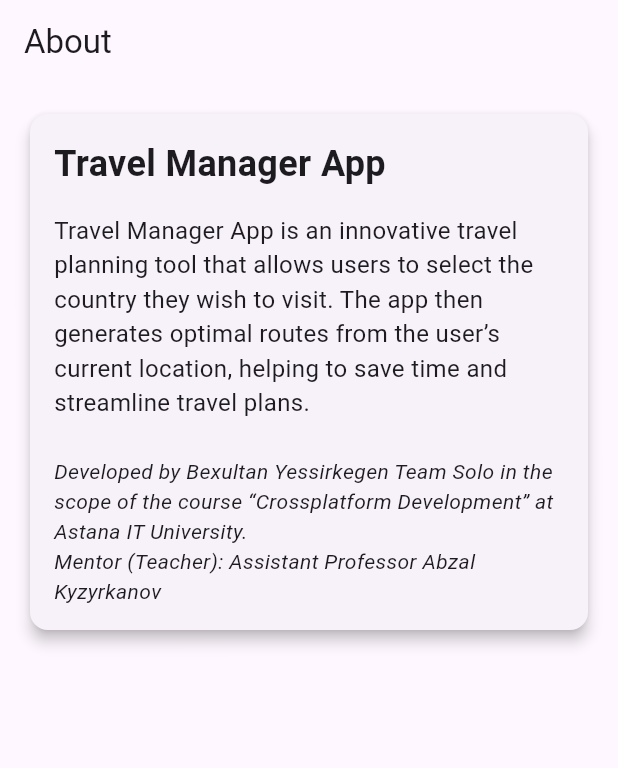
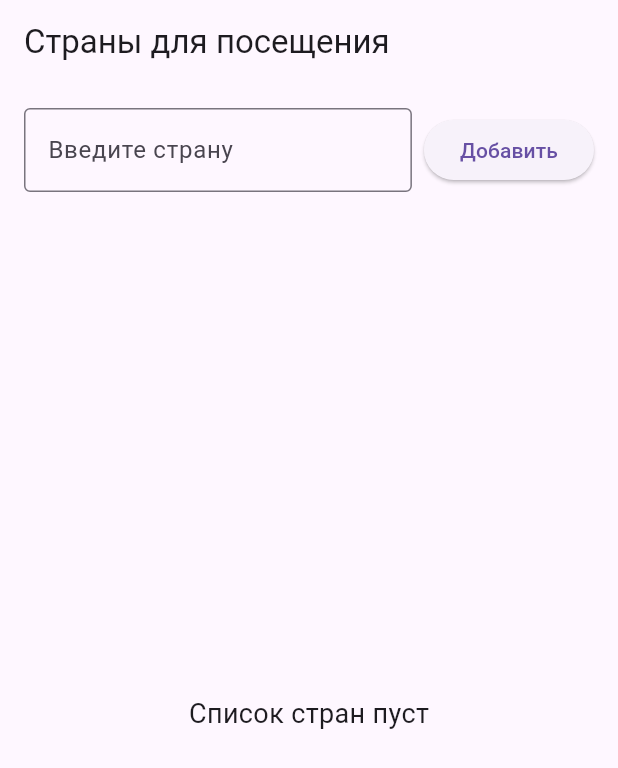
Before and after one commit to Yessirkegen/FlutterProject, a Flutter app: the screen it shows after launch, on a phone screen of 412 x 824 dp. Shown: the top 768 px of the screen. Run offline on Flutter 3.47's test engine with Material 3 defaults, Android fonts, the phone set to English and light mode, and no system bars.

Commit message:
main page

```diff
--- a/lib/main.dart
+++ b/lib/main.dart
@@ -1,75 +1,177 @@
 import 'package:flutter/material.dart';
 
 void main() {
-  runApp(const MyApp());
+  runApp(VisitCountriesApp());
 }
 
-class MyApp extends StatelessWidget {
-  const MyApp({Key? key}) : super(key: key);
-
+/// Основное приложение
+class VisitCountriesApp extends StatelessWidget {
   @override
   Widget build(BuildContext context) {
     return MaterialApp(
-      title: 'Travel Manager App',
+      title: 'Страны для посещения',
       theme: ThemeData(
-        useMaterial3: true, // Enabling Material Design 3
         primarySwatch: Colors.blue,
       ),
-      home: const AboutPage(),
-      debugShowCheckedModeBanner: false,
+      home: HomeScreen(),
     );
   }
 }
 
-class AboutPage extends StatelessWidget {
-  const AboutPage({Key? key}) : super(key: key);
+/// Главный экран приложения
+class HomeScreen extends StatefulWidget {
+  @override
+  _HomeScreenState createState() => _HomeScreenState();
+}
+
+class _HomeScreenState extends State<HomeScreen> {
+  // Контроллер для управления текстовым полем ввода
+  final TextEditingController _controller = TextEditingController();
+  // Список для хранения введённых пользователем стран
+  final List<String> _countries = [];
+
+  /// Метод для добавления новой страны в список
+  void _addCountry() {
+    String text = _controller.text.trim();
+    if (text.isNotEmpty) {
+      setState(() {
+        _countries.add(text);
+      });
+      _controller.clear();
+    }
+  }
 
   @override
   Widget build(BuildContext context) {
+    // Определяем ориентацию экрана через MediaQuery
+    var orientation = MediaQuery.of(context).orientation;
+    final bool isPortrait = orientation == Orientation.portrait;
+
     return Scaffold(
       appBar: AppBar(
-        title: const Text('About'),
+        title: const Text('Страны для посещения'),
       ),
-      body: SingleChildScrollView(
-        child: Padding(
+      // OrientationBuilder позволяет менять макет при изменении ориентации экрана
+      body: OrientationBuilder(
+        builder: (context, orientation) {
+          return Padding(
             padding: const EdgeInsets.all(16.0),
-          child: Card(
-            elevation: 4,
-            shape: RoundedRectangleBorder(
-              borderRadius: BorderRadius.circular(12),
+            child: isPortrait ? _buildPortraitLayout() : _buildLandscapeLayout(),
+          );
+        },
       ),
-            child: Padding(
-              padding: const EdgeInsets.all(16.0),
-              child: Column(
-                crossAxisAlignment: CrossAxisAlignment.start,
-                children: const [
-                  Text(
-                    'Travel Manager App',
-                    style: TextStyle(
-                      fontSize: 24,
-                      fontWeight: FontWeight.bold,
+    );
+  }
+
+  /// Построение макета для портретного режима
+  Widget _buildPortraitLayout() {
+    return Column(
+      crossAxisAlignment: CrossAxisAlignment.stretch,
+      children: [
+        // Ряд с текстовым полем и кнопкой добавления
+        Row(
+          children: [
+            // Expanded для текстового поля, чтобы оно занимало всё доступное место
+            Expanded(
+              child: TextField(
+                controller: _controller,
+                decoration: const InputDecoration(
+                  hintText: 'Введите страну',
+                  border: OutlineInputBorder(),
+                ),
+                onSubmitted: (_) => _addCountry(),
               ),
             ),
-                  SizedBox(height: 16),
-                  Text(
-                    'Travel Manager App is an innovative travel planning tool that allows users to select the country they wish to visit. The app then generates optimal routes from the user’s current location, helping to save time and streamline travel plans.',
-                    style: TextStyle(fontSize: 16),
+            const SizedBox(width: 8.0),
+            ElevatedButton(
+              onPressed: _addCountry,
+              child: const Text('Добавить'),
             ),
-                  SizedBox(height: 24),
-                  Text(
-                    'Developed by Bexultan Yessirkegen Team Solo in the scope of the course “Crossplatform Development” at Astana IT University.\n'
-                        'Mentor (Teacher): Assistant Professor Abzal Kyzyrkanov',
-                    style: TextStyle(
-                      fontSize: 14,
-                      fontStyle: FontStyle.italic,
+          ],
         ),
+        const SizedBox(height: 16.0),
+        // Расширяемый виджет со списком стран
+        Expanded(
+          child: _countries.isNotEmpty
+              ? ListView.builder(
+            itemCount: _countries.length,
+            itemBuilder: (context, index) {
+              return Card(
+                margin: const EdgeInsets.symmetric(vertical: 4.0),
+                child: Padding(
+                  padding: const EdgeInsets.all(12.0),
+                  child: Text(
+                    _countries[index],
+                    style: const TextStyle(fontSize: 18.0),
+                  ),
+                ),
+              );
+            },
+          )
+              : const Center(
+            child: Text(
+              'Список стран пуст',
+              style: TextStyle(fontSize: 18.0),
+            ),
+          ),
+        ),
+      ],
+    );
+  }
+
+  /// Построение макета для ландшафтного режима
+  Widget _buildLandscapeLayout() {
+    return Row(
+      children: [
+        // Левая часть: блок ввода страны
+        Expanded(
+          flex: 2,
+          child: Column(
+            children: [
+              TextField(
+                controller: _controller,
+                decoration: const InputDecoration(
+                  hintText: 'Введите страну',
+                  border: OutlineInputBorder(),
+                ),
+                onSubmitted: (_) => _addCountry(),
+              ),
+              const SizedBox(height: 8.0),
+              ElevatedButton(
+                onPressed: _addCountry,
+                child: const Text('Добавить'),
               ),
             ],
           ),
         ),
+        const SizedBox(width: 16.0),
+        // Правая часть: список добавленных стран
+        Expanded(
+          flex: 3,
+          child: _countries.isNotEmpty
+              ? ListView.builder(
+            itemCount: _countries.length,
+            itemBuilder: (context, index) {
+              return Card(
+                margin: const EdgeInsets.symmetric(vertical: 4.0),
+                child: Padding(
+                  padding: const EdgeInsets.all(12.0),
+                  child: Text(
+                    _countries[index],
+                    style: const TextStyle(fontSize: 18.0),
+                  ),
+                ),
+              );
+            },
+          )
+              : const Center(
+            child: Text(
+              'Список стран пуст',
+              style: TextStyle(fontSize: 18.0),
             ),
           ),
         ),
+      ],
     );
   }
 }
```
Lines whose indentation alone changed are shown as unchanged.
